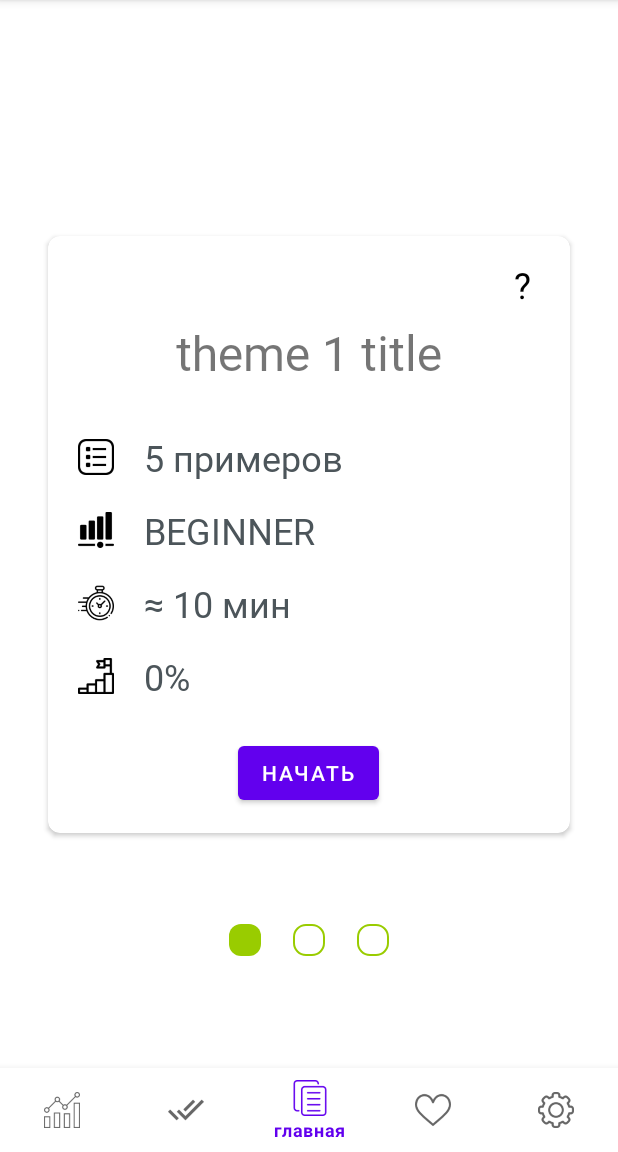
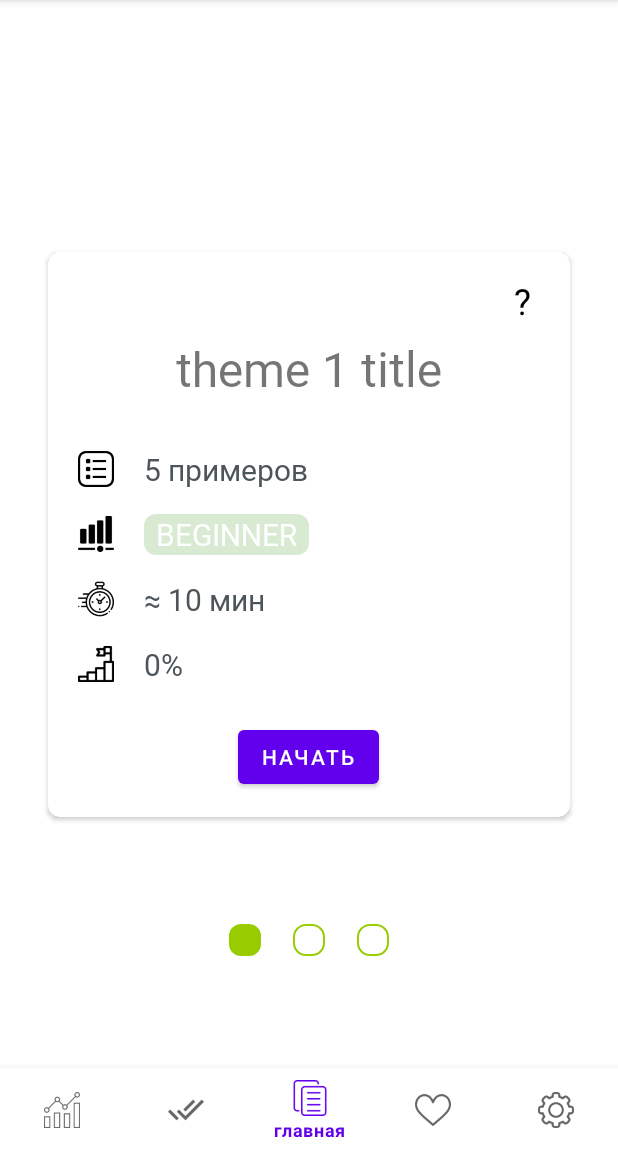
Before and after one commit to bushmv/example, an Android app: the screen it shows after launch (MainActivity), on a phone screen of 412 x 824 dp, the part 84-1236 px from its top. Run offline under Robolectric (Android 15) with nearby library versions, the phone set to English and light mode, and no system bars; our stand-ins replace navigation-ui.

Commit message:
Add color background for every english level

```diff
--- a/app/src/main/java/com/example/bushv/example/domain/entity/EnglishLevel.kt
+++ b/app/src/main/java/com/example/bushv/example/domain/entity/EnglishLevel.kt
@@ -1,11 +1,11 @@
 package com.example.bushv.example.domain.entity
 
-enum class EnglishLevel {
-    BEGINNER,
-    ELEMENTARY,
-    INTERMEDIATE,
-    UPPER_INTERMEDIATE,
-    ADVANCED;
+enum class EnglishLevel(val strColor: String) {
+    BEGINNER("#D9EAD3"),
+    ELEMENTARY("#365628"),
+    INTERMEDIATE("#FFE599"),
+    UPPER_INTERMEDIATE("#F6B26B"),
+    ADVANCED("#A30000");
 
     fun next(): EnglishLevel {
         return when(this) {
--- a/app/src/main/java/com/example/bushv/example/presentation/ChooserThemeViewModel.kt
+++ b/app/src/main/java/com/example/bushv/example/presentation/ChooserThemeViewModel.kt
@@ -7,12 +7,10 @@ import com.example.bushv.example.domain.entity.Theme
 
 class ChooserThemeViewModel: ViewModel() {
 
-
     val themes: ArrayList<Theme> = arrayListOf(
         Theme(0, "theme 1 title/title", "theme 1 info", EnglishLevel.BEGINNER, Status.THEORY, 0, 5, 10),
-        Theme(0, "theme 2 title/title", "theme 2 info", EnglishLevel.BEGINNER, Status.THEORY, 0, 5, 10),
-        Theme(0, "theme 3 title/title", "theme 3 info", EnglishLevel.BEGINNER, Status.THEORY, 0, 5, 10)
+        Theme(0, "theme 2 title/title", "theme 2 info", EnglishLevel.ADVANCED, Status.THEORY, 0, 5, 10),
+        Theme(0, "theme 3 title/title", "theme 3 info", EnglishLevel.INTERMEDIATE, Status.THEORY, 0, 5, 10)
     )
 
-
 }
--- a/app/src/main/java/com/example/bushv/example/presentation/recyclerAdapters/ThemeViewPagerAdapter.kt
+++ b/app/src/main/java/com/example/bushv/example/presentation/recyclerAdapters/ThemeViewPagerAdapter.kt
@@ -1,5 +1,6 @@
 package com.example.bushv.example.presentation.recyclerAdapters
 
+import android.graphics.*
 import android.view.LayoutInflater
 import android.view.View
 import android.view.ViewGroup
@@ -37,6 +38,8 @@ class ThemeViewPagerAdapter(
                     themeProgress.text = resources.getString(R.string.theme_progress, theme.progress)
                     moreInfoTitle.text = theme.title.split("/")[1]
                     moreInfoExplanation.text = theme.info
+                    val englishLevelBackground = Color.parseColor(theme.level.strColor)
+                    themeEnglishLevel.background.colorFilter = PorterDuffColorFilter(englishLevelBackground, PorterDuff.Mode.SRC_ATOP)
                 }
 
                 // onClickListeners
@@ -60,7 +63,7 @@ class ThemeViewPagerAdapter(
         private fun hideThemeDescription() {
             binding.themeCard.showThemeInfo.isClickable = true
             binding.moreInfoBack.isClickable = false
-            translationYAnimation(binding.themeCard.themeCard, -offset, 500)
+            translationYAnimation(binding.themeCard.themeCard, -offset, 300)
             scaleAnimation(binding.themeCard.themeCard, 1f, 1f, 500)
             alphaAnimation(binding.moreInfoSection, 0f, 500)
         }
--- /dev/null
+++ b/app/src/main/res/drawable/english_level_background.xml
@@ -0,0 +1,5 @@
+<?xml version="1.0" encoding="utf-8"?>
+<shape xmlns:android="http://schemas.android.com/apk/res/android">
+    <solid android:color="@android:color/darker_gray"/>
+    <corners android:radius="8dp"/>
+</shape>
--- a/app/src/main/res/layout/include_theme_rv_item.xml
+++ b/app/src/main/res/layout/include_theme_rv_item.xml
@@ -68,9 +68,13 @@
                     android:src="@drawable/theme_card_difficult_level"
                     android:contentDescription="@string/icon_for_english_level" />
                 <TextView
+                    android:paddingStart="8dp"
+                    android:paddingEnd="8dp"
+                    android:textColor="@color/white"
+                    android:background="@drawable/english_level_background"
                     android:id="@+id/theme_english_level"
                     style="@style/Base.Widget.MaterialComponents.TextView.CardThemeTextView"
-                    tools:text="INTERMEDIATE" />
+                    tools:text="ADVANCE" />
 
                 <ImageView
                     style="@style/CardThemeImageView"
--- a/app/src/main/res/values/themes.xml
+++ b/app/src/main/res/values/themes.xml
@@ -18,7 +18,7 @@
         <item name="android:layout_gravity">start|center_vertical</item>
         <item name="fontFamily">@font/roboto</item>
         <item name="android:gravity">start|center_vertical</item>
-        <item name="android:textSize">24sp</item>
+        <item name="android:textSize">20sp</item>
         <item name="android:typeface">normal</item>
         <item name="android:layout_marginStart">16dp</item>
         <item name="android:layout_marginEnd">8dp</item>
```
Also changed, not shown: app/src/main/res/font/roboto_mono_thin.ttf (deleted).
